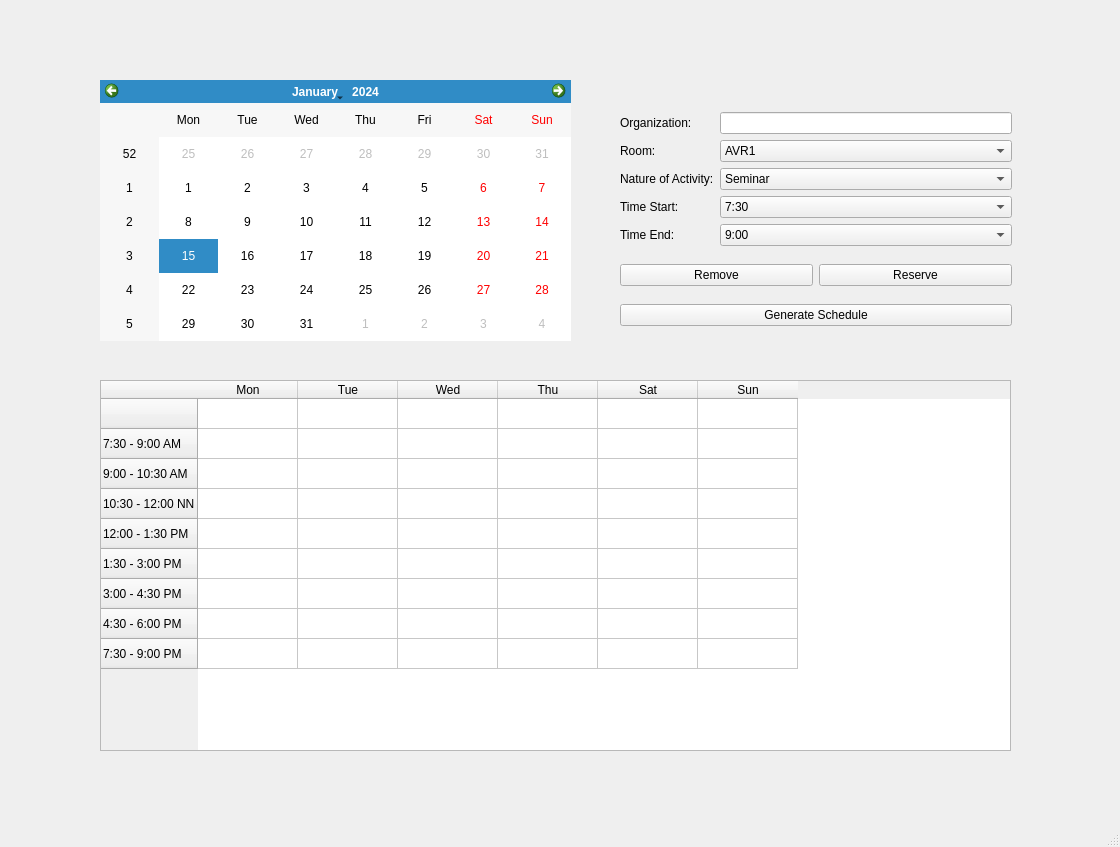
Qt form UserInterface/Schedule.ui (jvgcalites/Room-Reservation) before a commit.
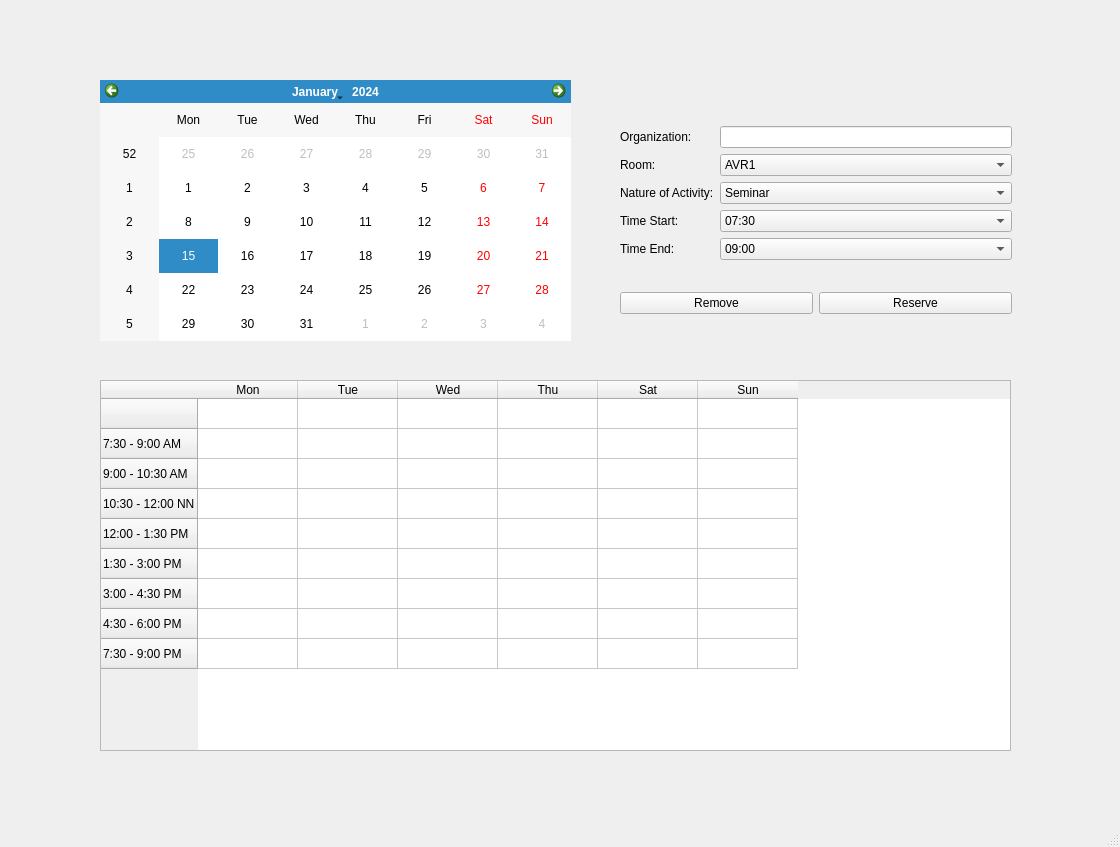
The same form after that commit.

Commit message:
updated User and Admin Schedule
i think its good na

The edit to the form file:
```diff
--- a/UserInterface/Schedule.ui
+++ b/UserInterface/Schedule.ui
@@ -142,7 +142,7 @@
           <widget class="QComboBox" name="comboBox_timeStart">
            <item>
             <property name="text">
-             <string>7:30</string>
+             <string>07:30</string>
             </property>
            </item>
            <item>
@@ -191,7 +191,7 @@
           <widget class="QComboBox" name="comboBox_timeEnd">
            <item>
             <property name="text">
-             <string>9:00</string>
+             <string>09:00</string>
             </property>
            </item>
            <item>
@@ -258,13 +258,6 @@
        </item>
       </layout>
      </item>
-     <item>
-      <widget class="QPushButton" name="pushButton_generateSchedule">
-       <property name="text">
-        <string>Generate Schedule</string>
-       </property>
-      </widget>
-     </item>
     </layout>
    </widget>
    <widget class="QTableWidget" name="tableWidget_schedule">
```
Left out of the diff: 2 changed lines with no effect on the pictures. The commit also changes 8 other files.
